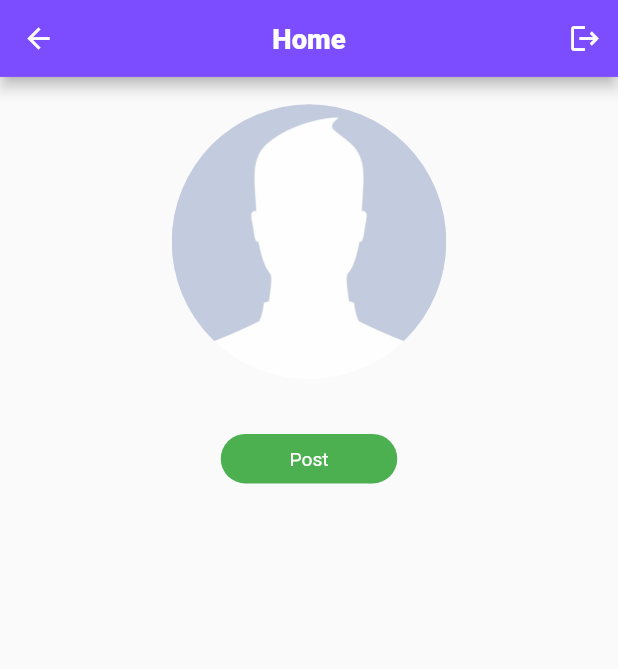
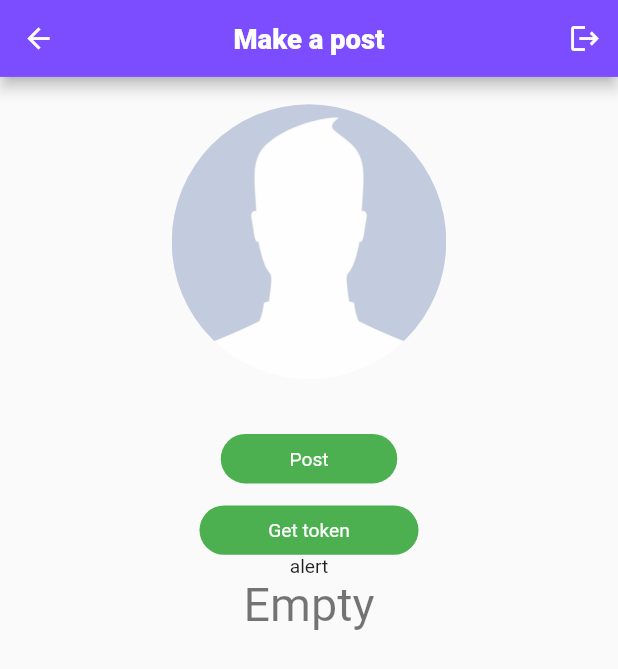
Before and after one commit to Paolo-sys-ux/social_media_app, a Flutter app: the Home screen opened by its route, on a phone screen of 412 x 824 dp. Shown: the top 669 px of the screen. Run offline on Flutter 3.47's test engine with Material 2 defaults, Android fonts, the phone set to English and light mode, and no system bars; our stand-ins replace bloc, cloud_firestore, dio, firebase_auth, firebase_core, firebase_messaging and 7 more; missing offline and left inert: flutter_facebook_login, flutter_image; accounts and stored records are empty; Roboto replaces fonts that are missing (Manrope).

Commit message:
added changes

```diff
--- a/social_media_app/lib/bloc/google/google_bloc.dart
+++ b/social_media_app/lib/bloc/google/google_bloc.dart
@@ -1,7 +1,9 @@
 import 'dart:async';
 
 import 'package:bloc/bloc.dart';
+import 'package:cloud_firestore/cloud_firestore.dart';
 import 'package:firebase_auth/firebase_auth.dart';
+import 'package:firebase_messaging/firebase_messaging.dart';
 import 'package:flutter/material.dart';
 import 'package:google_sign_in/google_sign_in.dart';
 import 'package:meta/meta.dart';
@@ -29,11 +31,18 @@ class GoogleBloc extends Bloc<GoogleEvent, GoogleState> {
         final GoogleSignInAuthentication googleAuth =
             await googleUser.authentication;
 
+        final firestoreToken = FirebaseFirestore.instance;
+
         // Create a new credential
         final GoogleAuthCredential credential = GoogleAuthProvider.credential(
           accessToken: googleAuth.accessToken,
           idToken: googleAuth.idToken,
         );
+        //firebase fcm token
+        final FirebaseMessaging _firebaseMessaging = FirebaseMessaging();
+        _firebaseMessaging.getToken().then((token) {
+          firestoreToken.collection('tokens').add({'token': token});
+        });
 
         // Once signed in, return the UserCredential
         Navigator.pushNamed(event.context, '/navigationbar');
--- a/social_media_app/lib/main.dart
+++ b/social_media_app/lib/main.dart
@@ -10,6 +10,7 @@ import 'package:social_media_app/constants/navigation_bar.dart';
 import 'package:social_media_app/screen/home/home.dart';
 import 'package:social_media_app/screen/signin/signin.dart';
 import 'package:social_media_app/view_data/view_data.dart';
+import 'package:firebase_messaging/firebase_messaging.dart';
 
 void main() async {
   WidgetsFlutterBinding.ensureInitialized();
--- a/social_media_app/lib/screen/home/home.dart
+++ b/social_media_app/lib/screen/home/home.dart
@@ -1,5 +1,6 @@
 import 'dart:io';
 
+import 'package:firebase_messaging/firebase_messaging.dart';
 import 'package:flutter/material.dart';
 import 'package:flutter_bloc/flutter_bloc.dart';
 import 'package:flutter_spinkit/flutter_spinkit.dart';
@@ -16,6 +17,11 @@ class Home extends StatefulWidget {
 }
 
 class _HomeState extends State<Home> {
+  String messageTitle = "Empty";
+  String notificationAlert = "alert";
+
+  final FirebaseMessaging _firebaseMessaging = FirebaseMessaging();
+
   File _image;
   final picker = ImagePicker();
 
@@ -75,6 +81,28 @@ class _HomeState extends State<Home> {
         });
   }
 
+  //for fcm
+  @override
+  void initState() {
+    // TODO: implement initState
+    super.initState();
+
+    _firebaseMessaging.configure(
+      onMessage: (message) async {
+        setState(() {
+          messageTitle = message["notification"]["title"];
+          notificationAlert = "New Notification Alert";
+        });
+      },
+      onResume: (message) async {
+        setState(() {
+          messageTitle = message["data"]["title"];
+          notificationAlert = "Application opened from Notification";
+        });
+      },
+    );
+  }
+
   @override
   Widget build(BuildContext context) {
     return Scaffold(
@@ -82,7 +110,7 @@ class _HomeState extends State<Home> {
         centerTitle: true,
         backgroundColor: Colors.deepPurpleAccent,
         title: Text(
-          'Home',
+          'Make a post',
           style: kTextButton.copyWith(color: Colors.white),
         ),
         actions: [
@@ -206,6 +234,41 @@ class _HomeState extends State<Home> {
                   ],
                 ),
               ),
+              InkWell(
+                onTap: () {},
+                child: Column(
+                  children: [
+                    Container(
+                      decoration: BoxDecoration(
+                        color: Colors.green,
+                        borderRadius: BorderRadius.all(
+                          Radius.circular(20),
+                        ),
+                      ),
+                      child: Padding(
+                        padding: const EdgeInsets.only(
+                            top: 10, bottom: 10, left: 50, right: 50),
+                        child: Text(
+                          'Get token',
+                          style: TextStyle(color: Colors.white),
+                        ),
+                      ),
+                    ),
+                  ],
+                ),
+              ),
+              Column(
+                mainAxisAlignment: MainAxisAlignment.center,
+                children: <Widget>[
+                  Text(
+                    notificationAlert,
+                  ),
+                  Text(
+                    messageTitle,
+                    style: Theme.of(context).textTheme.headline4,
+                  ),
+                ],
+              ),
             ],
           ),
         ),
--- a/social_media_app/pubspec.yaml
+++ b/social_media_app/pubspec.yaml
@@ -46,6 +46,8 @@ dependencies:
   flutter_spinkit: "^4.1.2"
   flutter_advanced_networkimage: ^0.7.0
   flutter_image: ^3.0.0
+  reactive_forms: ^7.6.1
+  firebase_messaging: ^7.0.3
 
 
 
```
Also changed, not shown: social_media_app/lib/bloc/upload_image/upload_image_bloc.dart (+51 -0 lines), social_media_app/lib/constants/navigation_bar.dart (+20 -4 lines), social_media_app/lib/screen/messages/messages.dart (added, +92 -0 lines), social_media_app/lib/bloc/delete_post/delete_post_bloc.dart (line endings or trailing spaces), social_media_app/pubspec.lock, 3 other files.
